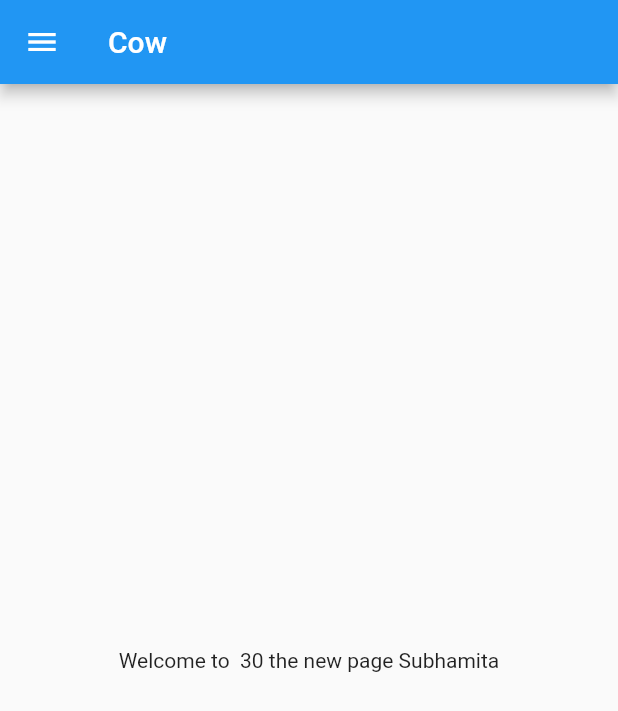
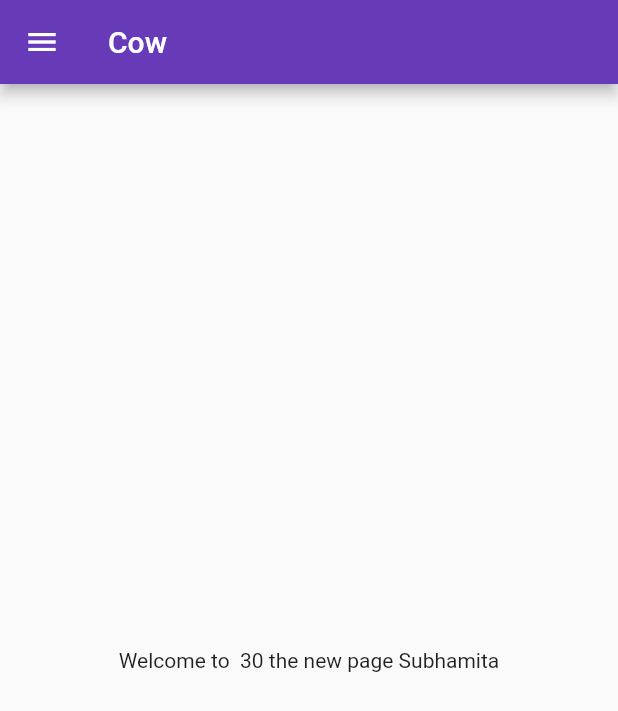
Before and after one commit to kaifhasan222/30daysforFlutter, a Flutter app: the screen it shows after launch, on a phone screen of 412 x 824 dp. Shown: the top 711 px of the screen. Run offline on Flutter 3.47's test engine with Material 2 defaults, Android fonts, the phone set to English and light mode, and no system bars.

Commit message:
day3 completed

```diff
--- a/lib/main.dart
+++ b/lib/main.dart
@@ -1,5 +1,6 @@
 import 'package:flutter/material.dart';
-import 'package:new_app/Home_page.dart';
+import 'package:new_app/pages/Home_page.dart';
+import 'package:new_app/pages/loginPage.dart';
 
 void main() {
   runApp(MyApp());
@@ -9,7 +10,18 @@ class MyApp extends StatelessWidget {
   @override
   Widget build(BuildContext context) {
     return MaterialApp(
-      home: HomePage(),
+      themeMode: ThemeMode.light,
+      theme: ThemeData(primarySwatch: Colors.deepPurple),
+      darkTheme: ThemeData(
+        brightness: Brightness.dark,
+        primarySwatch: Colors.red,
+      ),
+      initialRoute: "/home",
+      routes: {
+        "/": (context) => LoginPage(),
+        "/home": (context) => HomePage(),
+        "/login": (context) => LoginPage()
+      },
     );
   }
 }
--- a/lib/Home_page.dart
+++ b/lib/pages/Home_page.dart
@@ -3,8 +3,6 @@ import 'package:flutter/material.dart';
 class HomePage extends StatelessWidget {
   final int days = 30;
   final String name = "Subhamita";
-
-  const HomePage({super.key});
   @override
   Widget build(BuildContext context) {
     return Scaffold(
```
Also changed, not shown: lib/pages/loginPage.dart (added, +19 -0 lines).
